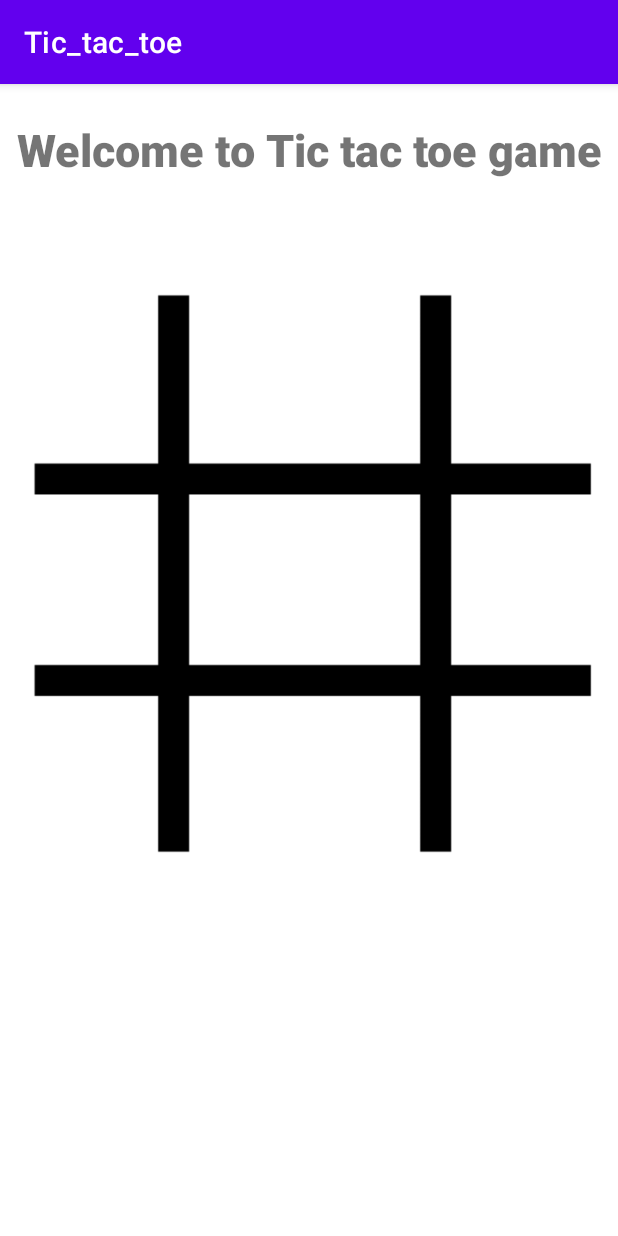
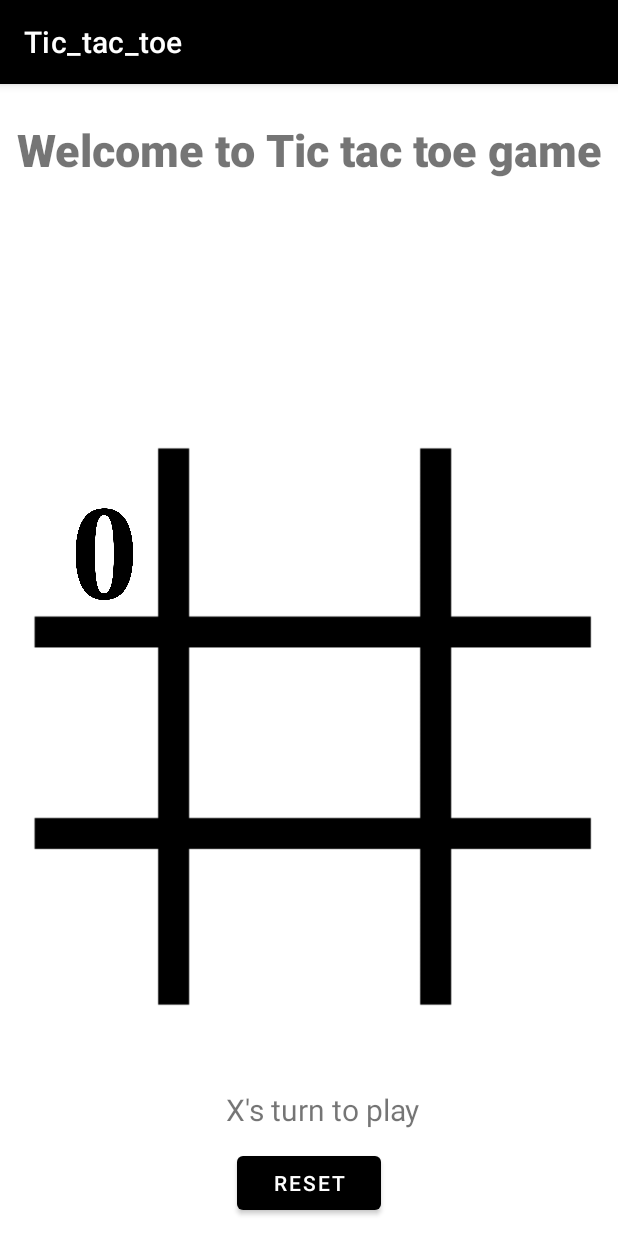
Before and after one commit to sachinaralapura/Tic_tac_toe, an Android app: the screen it shows after launch (MainActivity), after a tap on "image0", on a phone screen of 412 x 824 dp. Run offline under Robolectric (Android 15) with nearby library versions, the phone set to English and light mode, and no system bars.

Commit message:
first producion

```diff
--- a/app/src/main/AndroidManifest.xml
+++ b/app/src/main/AndroidManifest.xml
@@ -6,7 +6,7 @@
         android:allowBackup="true"
         android:dataExtractionRules="@xml/data_extraction_rules"
         android:fullBackupContent="@xml/backup_rules"
-        android:icon="@mipmap/ic_launcher"
+        android:icon="@drawable/box"
         android:label="@string/app_name"
         android:supportsRtl="true"
         android:theme="@style/Theme.Tic_tac_toe"
--- a/app/src/main/java/com/example/tic_tac_toe/MainActivity.java
+++ b/app/src/main/java/com/example/tic_tac_toe/MainActivity.java
@@ -4,6 +4,8 @@ import androidx.appcompat.app.AppCompatActivity;
 import android.os.Bundle;
 import android.view.View;
 import android.widget.ImageView;
+import android.widget.TextView;
+import android.widget.Toast;
 
 public class MainActivity extends AppCompatActivity {
 
@@ -19,18 +21,47 @@ public class MainActivity extends AppCompatActivity {
     public  void  playerTap(View view){
         ImageView img = (ImageView) view;
         int tappedImage = Integer.parseInt(img.getTag().toString());
-        if(gameState[tappedImage] == 2){
+        TextView status = findViewById(R.id.status);
+        if(gameState[tappedImage] == 2 ){
             gameState[tappedImage] = activePlayer;
-            img.setTranslationY(-1000);
+            img.setTranslationY(-1000f);
             if(activePlayer == 0) {
                 img.setImageResource(R.drawable.x);
                 activePlayer = 1;
+                status.setText("O's turn to play");
             }
             else {
                 img.setImageResource(R.drawable.o);
                 activePlayer = 0;
+                status.setText("X's turn to play");
             }
+            img.animate().translationYBy(1000f).setDuration(300);
         }
+        for(int[] winPosition:winPositions){
+               if(gameState[winPosition[0]] == gameState[winPosition[1]] && gameState[winPosition[1]] == gameState[winPosition[2]] && gameState[winPosition[0]]!= 2){
+                   String winner;
+                   if(gameState[winPosition[0]] == 0)
+                       winner = "X won";
+                   else
+                       winner = "O won";
+                   Toast.makeText(getApplicationContext(),winner,Toast.LENGTH_SHORT).show();
+
+               }
+        }
+    }
+    public  void gameReset(View view){
+        activePlayer = 1;
+        for(int i = 0 ;i<gameState.length; i++)
+            gameState[i] = 2;
+        ((ImageView)findViewById(R.id.imageView2)).setImageResource(0);
+        ((ImageView)findViewById(R.id.imageView3)).setImageResource(0);
+        ((ImageView)findViewById(R.id.imageView4)).setImageResource(0);
+        ((ImageView)findViewById(R.id.imageView5)).setImageResource(0);
+        ((ImageView)findViewById(R.id.imageView6)).setImageResource(0);
+        ((ImageView)findViewById(R.id.imageView7)).setImageResource(0);
+        ((ImageView)findViewById(R.id.imageView8)).setImageResource(0);
+        ((ImageView)findViewById(R.id.imageView9)).setImageResource(0);
+        ((ImageView)findViewById(R.id.imageView10)).setImageResource(0);
     }
 
     @Override
--- a/app/src/main/res/layout/activity_main.xml
+++ b/app/src/main/res/layout/activity_main.xml
@@ -3,7 +3,7 @@
     xmlns:app="http://schemas.android.com/apk/res-auto"
     xmlns:tools="http://schemas.android.com/tools"
     android:layout_width="wrap_content"
-    android:layout_height="wrap_content"
+    android:layout_height="match_parent"
     tools:context=".MainActivity">
 
     <TextView
@@ -66,9 +66,9 @@
                 android:layout_height="match_parent"
                 android:layout_margin="15dp"
                 android:layout_weight="1"
+                android:contentDescription="@string/todo"
                 android:onClick="playerTap"
-                android:tag="1"
-                android:contentDescription="@string/todo" />
+                android:tag="1" />
 
             <ImageView
                 android:id="@+id/imageView4"
@@ -76,10 +76,10 @@
                 android:layout_height="match_parent"
                 android:layout_margin="15dp"
                 android:layout_weight="1"
+                android:contentDescription="@string/Image0"
                 android:onClick="playerTap"
+                android:paddingStart="15dp"
                 android:tag="2"
-                android:contentDescription="@string/Image0"
-                android:paddingStart="15dp"
                 tools:ignore="RtlSymmetry" />
         </LinearLayout>
 
@@ -96,10 +96,10 @@
                 android:layout_height="match_parent"
                 android:layout_margin="15dp"
                 android:layout_weight="1"
+                android:contentDescription="@string/Image0"
                 android:onClick="playerTap"
+                android:paddingEnd="15dp"
                 android:tag="3"
-                android:contentDescription="@string/Image0"
-                android:paddingEnd="15dp"
 
                 tools:ignore="NestedWeights,RtlSymmetry" />
 
@@ -109,9 +109,9 @@
                 android:layout_height="match_parent"
                 android:layout_margin="15dp"
                 android:layout_weight="1"
+                android:contentDescription="@string/Image0"
                 android:onClick="playerTap"
-                android:tag="4"
-                android:contentDescription="@string/Image0" />
+                android:tag="4" />
 
             <ImageView
                 android:id="@+id/imageView7"
@@ -121,8 +121,8 @@
                 android:layout_weight="1"
                 android:contentDescription="@string/Image0"
                 android:onClick="playerTap"
+                android:paddingStart="15dp"
                 android:tag="5"
-                android:paddingStart="15dp"
                 tools:ignore="RtlSymmetry" />
         </LinearLayout>
 
@@ -139,21 +139,21 @@
                 android:layout_height="match_parent"
                 android:layout_margin="15dp"
                 android:layout_weight="1"
+                android:contentDescription="@string/Image0"
                 android:onClick="playerTap"
+                android:paddingEnd="15dp"
                 android:tag="6"
-                android:contentDescription="@string/Image0"
-                android:paddingEnd="15dp"
                 tools:ignore="NestedWeights,RtlSymmetry" />
 
             <ImageView
                 android:id="@+id/imageView9"
                 android:layout_width="match_parent"
                 android:layout_height="match_parent"
-                android:onClick="playerTap"
-                android:tag="7"
                 android:layout_margin="15dp"
                 android:layout_weight="1"
-                android:contentDescription="@string/Image0" />
+                android:contentDescription="@string/Image0"
+                android:onClick="playerTap"
+                android:tag="7" />
 
             <ImageView
                 android:id="@+id/imageView10"
@@ -161,13 +161,38 @@
                 android:layout_height="match_parent"
                 android:layout_margin="15dp"
                 android:layout_weight="1"
+                android:contentDescription="@string/Image0"
                 android:onClick="playerTap"
-                android:tag="9"
-                android:contentDescription="@string/Image0"
                 android:paddingStart="15dp"
+                android:tag="8"
                 tools:ignore="RtlSymmetry" />
+
         </LinearLayout>
 
     </LinearLayout>
 
+    <TextView
+        android:id="@+id/status"
+        android:layout_width="wrap_content"
+        android:layout_height="wrap_content"
+        android:layout_marginTop="4dp"
+        android:text="@string/status"
+        android:textSize="20sp"
+        app:layout_constraintEnd_toEndOf="parent"
+        app:layout_constraintHorizontal_bias="0.532"
+        app:layout_constraintStart_toStartOf="parent"
+        app:layout_constraintTop_toBottomOf="@+id/imageView" />
+
+    <Button
+        android:id="@+id/button"
+        android:layout_width="96dp"
+        android:layout_height="48dp"
+        android:onClick="gameReset"
+        android:text="@string/reset"
+        app:layout_constraintBottom_toBottomOf="parent"
+        app:layout_constraintEnd_toEndOf="parent"
+        app:layout_constraintStart_toStartOf="parent"
+        app:layout_constraintTop_toBottomOf="@+id/status"
+        tools:ignore="VisualLintBounds" />
+
 </androidx.constraintlayout.widget.ConstraintLayout>
--- a/app/src/main/res/values/strings.xml
+++ b/app/src/main/res/values/strings.xml
@@ -4,4 +4,6 @@
     <string name="MainGrid">OurMainGrid</string>
     <string name="Image0">image0</string>
     <string name="todo">TODO</string>
+    <string name="status">X\'s turn to play</string>
+    <string name="reset">reset</string>
 </resources>
--- a/app/src/main/res/values/themes.xml
+++ b/app/src/main/res/values/themes.xml
@@ -2,7 +2,7 @@
     <!-- Base application theme. -->
     <style name="Theme.Tic_tac_toe" parent="Theme.MaterialComponents.DayNight.DarkActionBar">
         <!-- Primary brand color. -->
-        <item name="colorPrimary">@color/purple_500</item>
+        <item name="colorPrimary">@color/black</item>
         <item name="colorPrimaryVariant">@color/purple_700</item>
         <item name="colorOnPrimary">@color/white</item>
         <!-- Secondary brand color. -->
```
